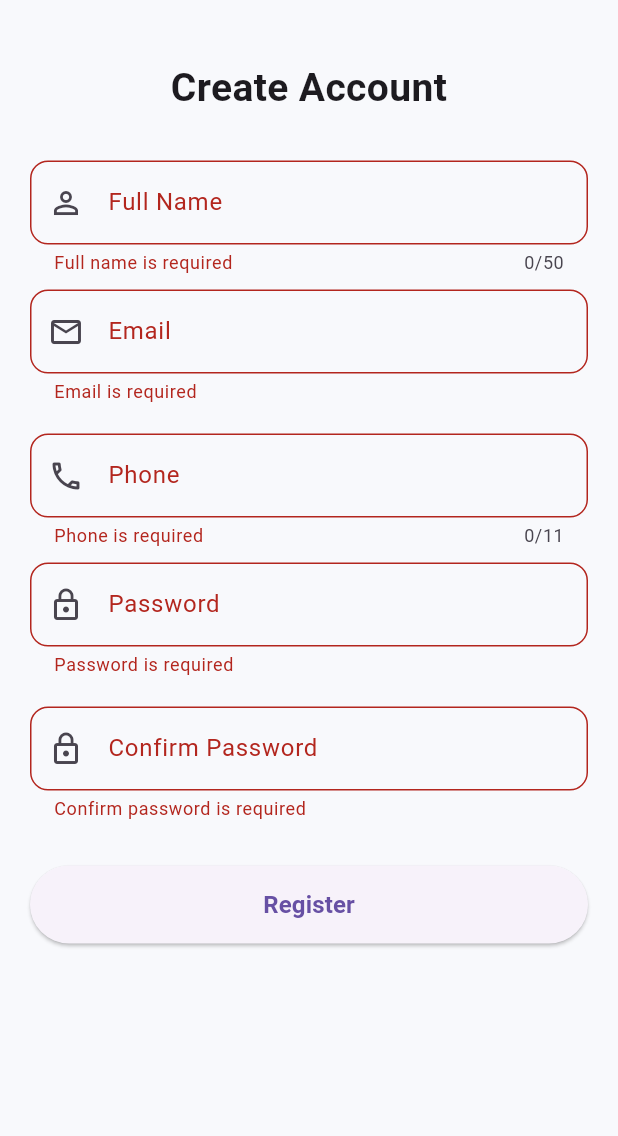
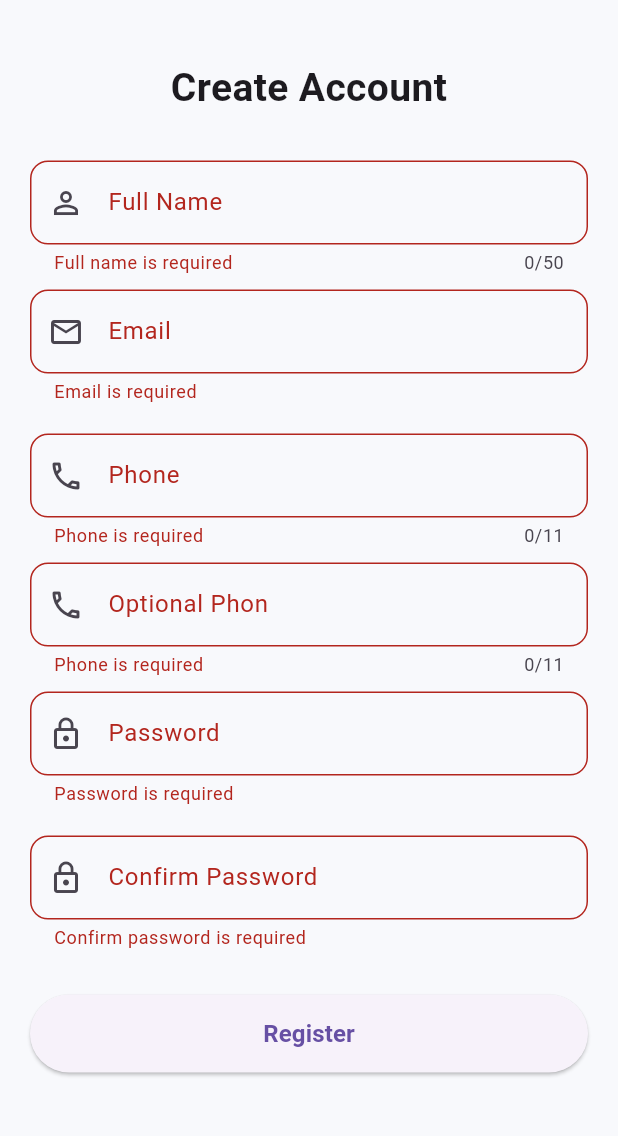
Before and after one commit to Sayem2004/dart-flutter-learning, a Flutter app: the screen it shows after launch, after a tap on "Register", on a phone screen of 412 x 824 dp, the part 84-1220 px from its top. Run offline on Flutter 3.47's test engine with Material 3 defaults, Android fonts, the phone set to English and light mode, and no system bars.

Commit message:
Optional phone add

```diff
--- a/day_20/validation/lib/app/views/registration.dart
+++ b/day_20/validation/lib/app/views/registration.dart
@@ -113,6 +113,27 @@ class RegistrationView extends StatelessWidget {
                 ),
 
                 const SizedBox(height: 10),
+                TextFormField(
+                  keyboardType: TextInputType.phone,
+                  textInputAction: TextInputAction.next,
+                  maxLength: 11,
+                  decoration: InputDecoration(
+                    labelText: "Optional Phon",
+                    hintText: "01XXXXXXXXX",
+                    prefixIcon: const Icon(Icons.phone_outlined),
+                    border: OutlineInputBorder(
+                      borderRadius: BorderRadius.circular(12),
+                    ),
+                  ),
+                  validator: (value) {
+                    if (value == null || value.trim().isEmpty) {
+                      return "Phone is required";
+                    }
+                    return null;
+                  },
+                ),
+
+                const SizedBox(height: 10),
 
                 // Password
                 TextFormField(
```
